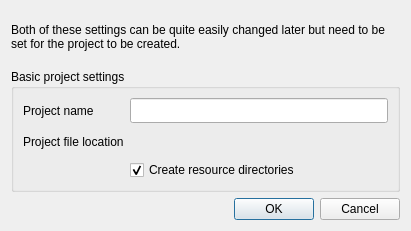
Qt form ceed/ui/NewProjectDialog.ui (timbaker/ceed) before a commit.
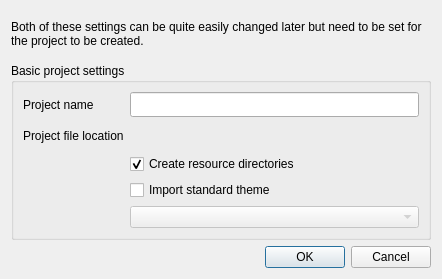
The same form after that commit. Custom widgets are drawn as their Qt base class.

Commit message: Added file importing functionality.  The user can now create a project and select a default theme to copy its files into.

```diff
--- a/ceed/ui/NewProjectDialog.ui
+++ b/ceed/ui/NewProjectDialog.ui
@@ -6,8 +6,8 @@
    <rect>
     <x>0</x>
     <y>0</y>
-    <width>411</width>
-    <height>231</height>
+    <width>442</width>
+    <height>279</height>
    </rect>
   </property>
   <property name="windowTitle">
@@ -42,6 +42,9 @@
       <bool>false</bool>
      </property>
      <layout class="QFormLayout" name="formLayout">
+      <property name="fieldGrowthPolicy">
+       <enum>QFormLayout::AllNonFixedFieldsGrow</enum>
+      </property>
       <item row="0" column="0">
        <widget class="QLabel" name="projectNameLabel">
         <property name="sizePolicy">
@@ -134,6 +137,20 @@
         </property>
        </widget>
       </item>
+      <item row="3" column="1">
+       <widget class="QCheckBox" name="importStdTheme">
+        <property name="text">
+         <string>Import standard theme</string>
+        </property>
+       </widget>
+      </item>
+      <item row="4" column="1">
+       <widget class="QComboBox" name="stdThemeSelection">
+        <property name="enabled">
+         <bool>false</bool>
+        </property>
+       </widget>
+      </item>
      </layout>
     </widget>
    </item>
```
Left out of the diff: 48 changed lines with no effect on the pictures. The commit also changes 3 other files.
